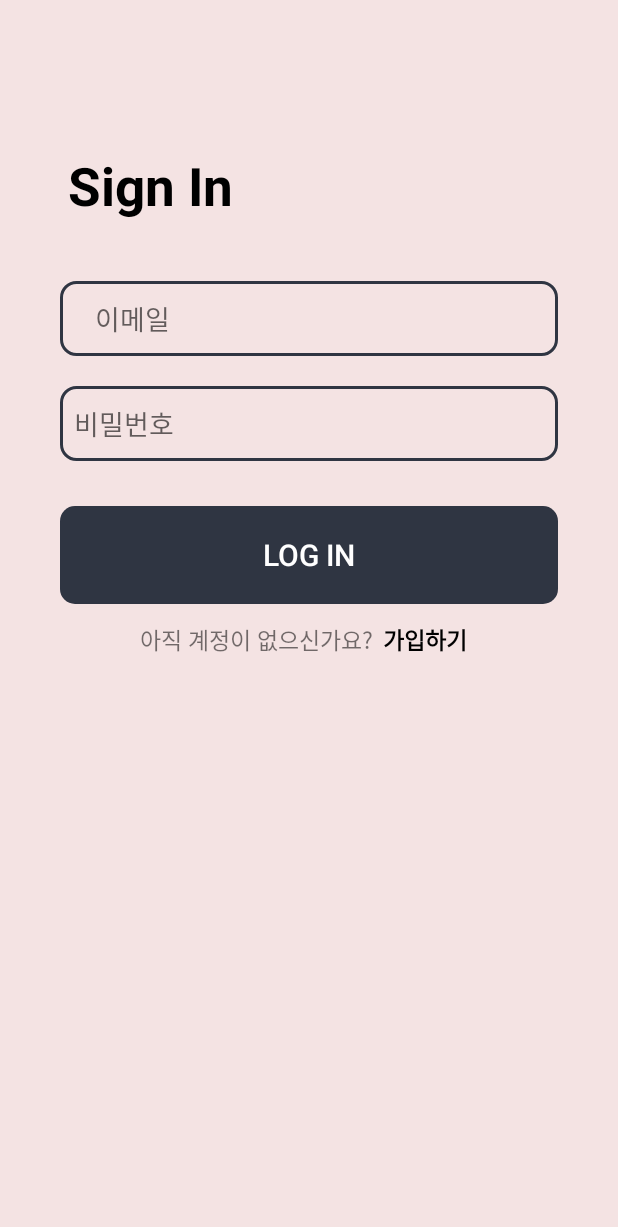
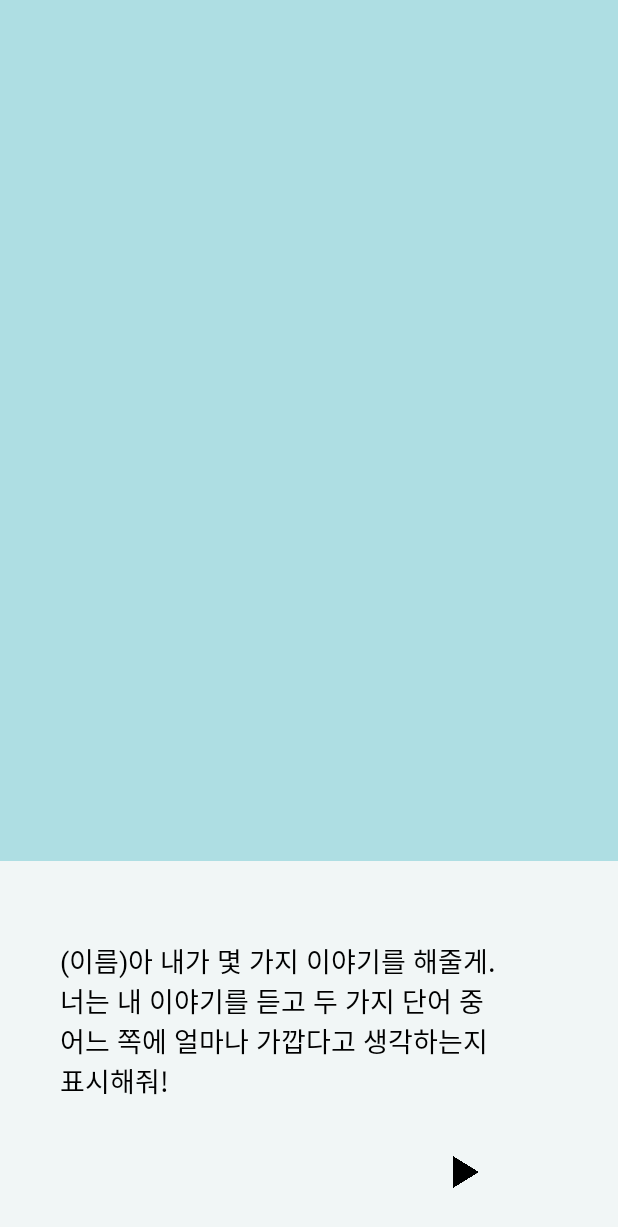
Before and after one commit to M1nseoPark/InToThe, an Android app: the screen it shows after launch (LoginActivity before the commit, SocialScale1 after it), on a phone screen of 412 x 824 dp. Shown: the top 1227 px of the screen. Run offline under Robolectric (Android 15) with nearby library versions, the phone set to English and light mode, and no system bars.

Commit message:
Make Social Scale 1

```diff
--- a/app/build.gradle
+++ b/app/build.gradle
@@ -44,4 +44,5 @@ dependencies {
     testImplementation 'junit:junit:4.+'
     androidTestImplementation 'androidx.test.ext:junit:1.1.3'
     androidTestImplementation 'androidx.test.espresso:espresso-core:3.4.0'
+    implementation 'com.github.bumptech.glide:glide:4.11.0'
 }
--- a/app/src/main/java/com/example/intothe/LoginActivity.java
+++ b/app/src/main/java/com/example/intothe/Login/LoginActivity.java
@@ -1,9 +1,8 @@
-package com.example.intothe;
+package com.example.intothe.Login;
 
 import androidx.annotation.NonNull;
 import androidx.appcompat.app.AppCompatActivity;
 
-import android.app.Activity;
 import android.content.Intent;
 import android.os.Bundle;
 import android.view.View;
@@ -11,6 +10,8 @@ import android.widget.Button;
 import android.widget.EditText;
 import android.widget.Toast;
 
+import com.example.intothe.MainActivity;
+import com.example.intothe.R;
 import com.google.android.gms.tasks.OnCompleteListener;
 import com.google.android.gms.tasks.Task;
 import com.google.firebase.auth.AuthResult;
--- a/app/src/main/java/com/example/intothe/RegisterActivity.java
+++ b/app/src/main/java/com/example/intothe/Login/RegisterActivity.java
@@ -1,4 +1,4 @@
-package com.example.intothe;
+package com.example.intothe.Login;
 
 import androidx.annotation.NonNull;
 import androidx.appcompat.app.AppCompatActivity;
@@ -10,6 +10,7 @@ import android.widget.Button;
 import android.widget.EditText;
 import android.widget.Toast;
 
+import com.example.intothe.R;
 import com.google.android.gms.tasks.OnCompleteListener;
 import com.google.android.gms.tasks.Task;
 import com.google.firebase.auth.AuthResult;
--- a/app/src/main/java/com/example/intothe/UserAccount.java
+++ b/app/src/main/java/com/example/intothe/Login/UserAccount.java
@@ -1,4 +1,4 @@
-package com.example.intothe;
+package com.example.intothe.Login;
 
 // 사용자 계정 정보 모델 클래스
 public class UserAccount {
--- /dev/null
+++ b/app/src/main/java/com/example/intothe/SocialScale/SocialScale1.java
@@ -0,0 +1,30 @@
+package com.example.intothe.SocialScale;
+
+import android.content.Intent;
+import android.os.Bundle;
+import android.view.View;
+import android.widget.Button;
+
+import androidx.appcompat.app.AppCompatActivity;
+
+import com.example.intothe.R;
+
+
+public class SocialScale1 extends AppCompatActivity {
+
+    @Override
+    protected void onCreate(Bundle savedInstanceState) {
+        super.onCreate(savedInstanceState);
+        setContentView(R.layout.social_scale_1);
+
+        Button button = (Button) findViewById(R.id.next);
+
+        button.setOnClickListener(new View.OnClickListener() {
+            @Override
+            public void onClick(View v) {
+                Intent intent = new Intent(getApplicationContext(), SocialScale2.class);
+                startActivity(intent);
+            }
+        });
+    }
+}
--- /dev/null
+++ b/app/src/main/java/com/example/intothe/SocialScale/SocialScale4.java
@@ -0,0 +1,4 @@
+package com.example.intothe.SocialScale;
+
+public class SocialScale4 {
+}
--- /dev/null
+++ b/app/src/main/res/drawable/talkbox.xml
@@ -0,0 +1,4 @@
+<?xml version="1.0" encoding="utf-8"?>
+<shape xmlns:android="http://schemas.android.com/apk/res/android">
+    <solid android:color="#E6F9F9F9"/>
+</shape>
--- a/app/src/main/res/layout/activity_login.xml
+++ b/app/src/main/res/layout/activity_login.xml
@@ -6,7 +6,7 @@
     android:layout_height="match_parent"
     android:orientation="vertical"
     android:background="#F4E3E3"
-    tools:context=".LoginActivity">
+    tools:context=".Login.LoginActivity">
 
     <TextView
         android:layout_width="match_parent"
--- a/app/src/main/res/layout/activity_register.xml
+++ b/app/src/main/res/layout/activity_register.xml
@@ -6,7 +6,7 @@
     android:layout_height="match_parent"
     android:orientation="vertical"
     android:background="#F4E3E3"
-    tools:context=".RegisterActivity">
+    tools:context=".Login.RegisterActivity">
 
     <TextView
         android:layout_width="match_parent"
--- /dev/null
+++ b/app/src/main/res/layout/social_scale_1.xml
@@ -0,0 +1,40 @@
+<?xml version="1.0" encoding="utf-8"?>
+<LinearLayout xmlns:android="http://schemas.android.com/apk/res/android"
+    android:layout_width="match_parent"
+    android:layout_height="match_parent"
+    xmlns:app="http://schemas.android.com/apk/res-auto"
+    android:orientation="vertical"
+    android:background="#AEDEE3">
+
+    <FrameLayout
+        android:layout_width="match_parent"
+        android:layout_height="match_parent">
+
+        <ImageView
+            android:id="@+id/imageView3"
+            android:layout_width="match_parent"
+            android:layout_height="250dp"
+            android:layout_gravity="bottom"
+            app:srcCompat="@drawable/talkbox" />
+
+        <TextView
+            android:layout_width="match_parent"
+            android:layout_height="wrap_content"
+            android:layout_gravity="bottom"
+            android:layout_marginBottom="90dp"
+            android:layout_marginLeft="40dp"
+            android:textColor="@color/black"
+            android:textSize="18dp"
+            android:text="(이름)아 내가 몇 가지 이야기를 해줄게.\n너는 내 이야기를 듣고 두 가지 단어 중\n어느 쪽에 얼마나 가깝다고 생각하는지\n표시해줘!"/>
+
+        <Button
+            android:id="@+id/next"
+            android:layout_width="20dp"
+            android:layout_height="25dp"
+            android:layout_gravity="bottom"
+            android:layout_marginBottom="30dp"
+            android:layout_marginLeft="300dp"
+            android:background="@drawable/noun_triangle"/>
+    </FrameLayout>
+
+</LinearLayout>
```
Also changed, not shown: app/src/main/AndroidManifest.xml (+18 -8 lines), app/src/main/java/com/example/intothe/SocialScale/Situation.java (added, +57 -0 lines), app/src/main/java/com/example/intothe/SocialScale/SocialScale2.java (added, +61 -0 lines), app/src/main/java/com/example/intothe/SocialScale/SocialScale3.java (added, +21 -0 lines), app/src/main/res/layout/social_scale_2.xml (added, +55 -0 lines), app/src/main/res/layout/social_scale_3.xml (added, +48 -0 lines), app/src/main/res/drawable/noun_triangle.png (added), app/src/main/res/drawable/profile.png (added), app/src/main/res/drawable/test.jpg (added).
